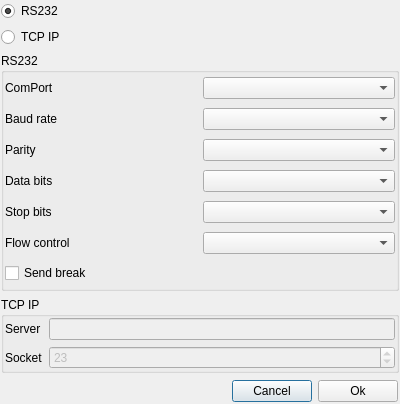
This is qdopencomport.ui in denisgottardello/QtComPort as Qt 5 draws it before an edit. The edited form follows.
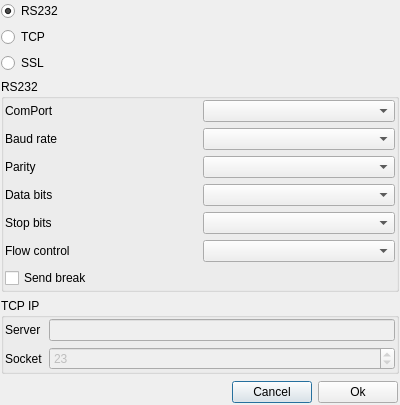
This is the edited form. Icons and pictures are not drawn.

```diff
--- a/qdopencomport.ui
+++ b/qdopencomport.ui
@@ -39,7 +39,14 @@
    <item>
     <widget class="QRadioButton" name="QRBTCPIP">
      <property name="text">
-      <string>TCP IP</string>
+      <string>TCP</string>
+     </property>
+    </widget>
+   </item>
+   <item>
+    <widget class="QRadioButton" name="QRBTCPSsl">
+     <property name="text">
+      <string>SSL</string>
      </property>
     </widget>
    </item>
```
Left out of the diff: 5 changed lines with no effect on the pictures.
